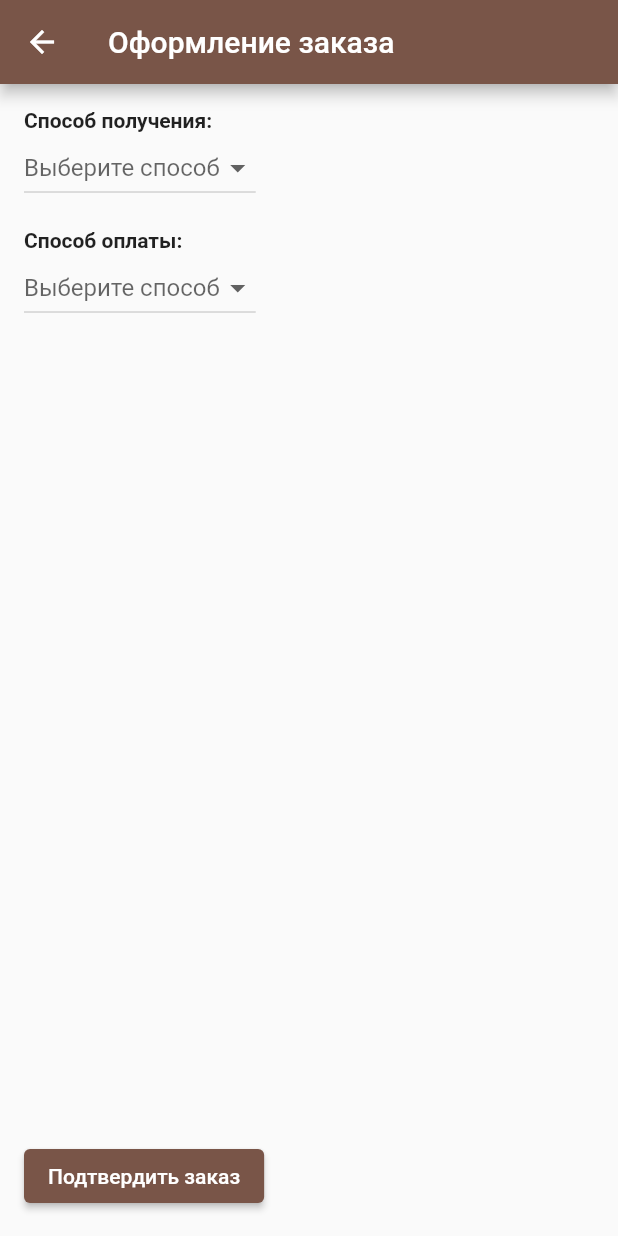
After one commit to KillerJoke623/coffee_app, a Flutter app: the screen it shows after launch, item 2 of the bottom bar chosen, after a tap on "Оформить заказ", on a phone screen of 412 x 824 dp. The commit adds this screen. Run offline on Flutter 3.47's test engine with Material 2 defaults, Android fonts, the phone set to English and light mode, and no system bars.

Commit message:
Statefull cart + order alpha

```diff
--- a/lib/cart.dart
+++ b/lib/cart.dart
@@ -39,10 +39,6 @@ class Cart {
   }
 
   void decrementItemCount(CartItem item) {
-    if (item.count > 1) {
-      item.count--;
-    } else {
-      removeItem(item);
-    }
+    item.count--;
   }
 }
--- a/lib/cart_screen.dart
+++ b/lib/cart_screen.dart
@@ -1,19 +1,53 @@
 import 'package:flutter/material.dart';
 import 'cart.dart';
 import 'cart_item.dart';
+import 'order_screen.dart';
 
-class CartScreen extends StatelessWidget {
+class CartScreen extends StatefulWidget {
   final Cart cart; // Передаем корзину в конструктор
 
   const CartScreen({super.key, required this.cart});
 
   @override
+  State<CartScreen> createState() => _CartScreenState();
+
+}
+
+class _CartScreenState extends State<CartScreen> {
+  void _incrementCount(CartItem item) {
+    setState(() {
+      widget.cart.incrementItemCount(item);
+    });
+  }
+
+  void _decrementCount(CartItem item) {
+    setState(() {
+      if (item.count > 1) {
+        widget.cart.decrementItemCount(item);
+      } else {
+        widget.cart.removeItem(item); // Удаляем товар, если количество равно 1
+      }
+    });
+  }
+
+  void _removeItem(CartItem item){
+    setState(() {
+      widget.cart.removeItem(item);
+    });
+  }
+
+
+  @override
   Widget build(BuildContext context) {
     return Scaffold(
-      body: ListView.builder(
-        itemCount: cart.items.length,
+      body: Column(
+        children: [
+          Expanded(
+          child:
+            ListView.builder(
+              itemCount: widget.cart.items.length,
               itemBuilder: (context, index) {
-          final item = cart.items[index];
+                final item = widget.cart.items[index];
                 return ListTile(
                   title: Text(item.drink.name),
                   subtitle: Text('${item.size} мл'),
@@ -22,30 +56,56 @@ class CartScreen extends StatelessWidget {
                     children: [
                       IconButton(
                         icon: const Icon(Icons.remove),
-                  onPressed: () {
-                    cart.decrementItemCount(item);
-                  },
+                        onPressed: () => _decrementCount(item)
                       ),
                       Text('${item.count}'),
                       IconButton(
                         icon: const Icon(Icons.add),
-                  onPressed: () {
-                    cart.incrementItemCount(item);
-                  },
+                        onPressed: () => _incrementCount(item),
                       ),
                       const SizedBox(width: 8),
                       Text('${item.drink.prices![item.drink.sizes!.indexOf(item.size)] * item.count} руб.'),
                       IconButton(
                         icon: const Icon(Icons.delete),
-                  onPressed: () {
-                    cart.removeItem(item); // Вызываем removeItem
-                  },
+                        onPressed: () => _removeItem(item),
                       ),
                     ],
                   ),
                 );
                 },
             ),
+          ),
+          Container( // Добавляем контейнер для кнопки
+            padding: const EdgeInsets.all(16.0),
+            decoration: BoxDecoration(
+              color: Colors.brown[100], // Цвет фона
+              border: Border(
+                top: BorderSide(color: Colors.brown[300]!), // Верхняя граница
+                ),
+              ),
+            child: Row(
+              mainAxisAlignment: MainAxisAlignment.spaceBetween,
+              children: [
+                Text(
+                'Итого: ${widget.cart.totalPrice} руб.',
+                style: const TextStyle(fontWeight: FontWeight.bold),
+                ),
+                ElevatedButton(
+                onPressed: () {
+                  Navigator.push(
+                    context,
+                    MaterialPageRoute(
+                      builder: (context) => OrderScreen(cart: widget.cart), // Передаем корзину
+                    ),
+                  );
+                },
+                  child: const Text('Оформить заказ'),
+                ),
+              ]
+            )
+          )
+        ]
+      )
     );
   }
 }
--- /dev/null
+++ b/lib/order_screen.dart
@@ -0,0 +1,101 @@
+import 'package:flutter/material.dart';
+import 'cart.dart';
+
+class OrderScreen extends StatefulWidget {
+  final Cart cart;
+
+  const OrderScreen({super.key, required this.cart});
+
+  @override
+  State<OrderScreen> createState() => _OrderScreenState();
+}
+
+class _OrderScreenState extends State<OrderScreen> {
+  String? _selectedDeliveryMethod;
+  final _addressController = TextEditingController();
+  String? _selectedPaymentMethod;
+
+  @override
+  Widget build(BuildContext context) {
+    return Scaffold(
+      appBar: AppBar(
+        title: const Text('Оформление заказа'),
+      ),
+      body: Padding(
+        padding: const EdgeInsets.all(16.0),
+        child: Column(
+          crossAxisAlignment: CrossAxisAlignment.start,
+          children: [
+            const Text(
+              'Способ получения:',
+              style: TextStyle(fontWeight: FontWeight.bold),
+            ),
+            DropdownButton<String>(
+              value: _selectedDeliveryMethod,
+              hint: const Text('Выберите способ'),
+              items: const [
+                DropdownMenuItem(
+                  value: 'delivery',
+                  child: Text('Доставка'),
+                ),
+                DropdownMenuItem(
+                  value: 'pickup',
+                  child: Text('Самовывоз'),
+                ),
+              ],
+              onChanged: (method) {
+                setState(() {
+                  _selectedDeliveryMethod = method;
+                });
+              },
+            ),
+            if (_selectedDeliveryMethod == 'delivery') ...[
+              const SizedBox(height: 16),
+              const Text(
+                'Адрес доставки:',
+                style: TextStyle(fontWeight: FontWeight.bold),
+              ),
+              TextField(
+                controller: _addressController,
+                decoration: const InputDecoration(
+                  hintText: 'Введите адрес',
+                ),
+              ),
+            ],
+            const SizedBox(height: 16),
+            const Text(
+              'Способ оплаты:',
+              style: TextStyle(fontWeight: FontWeight.bold),
+            ),
+            DropdownButton<String>(
+              value: _selectedPaymentMethod,
+              hint: const Text('Выберите способ'),
+              items: const [
+                DropdownMenuItem(
+                  value: 'card',
+                  child: Text('Картой'),
+                ),
+                DropdownMenuItem(
+                  value: 'cash',
+                  child: Text('Наличными'),
+                ),
+              ],
+              onChanged: (method) {
+                setState(() {
+                  _selectedPaymentMethod = method;
+                });
+              },
+            ),
+            const Spacer(), // Растягиваем пространство между элементами
+            ElevatedButton(
+              onPressed: () {
+                // TODO: Обработка подтверждения заказа
+              },
+              child: const Text('Подтвердить заказ'),
+            ),
+          ],
+        ),
+      ),
+    );
+  }
+}
```
Lines whose indentation alone changed are shown as unchanged.
